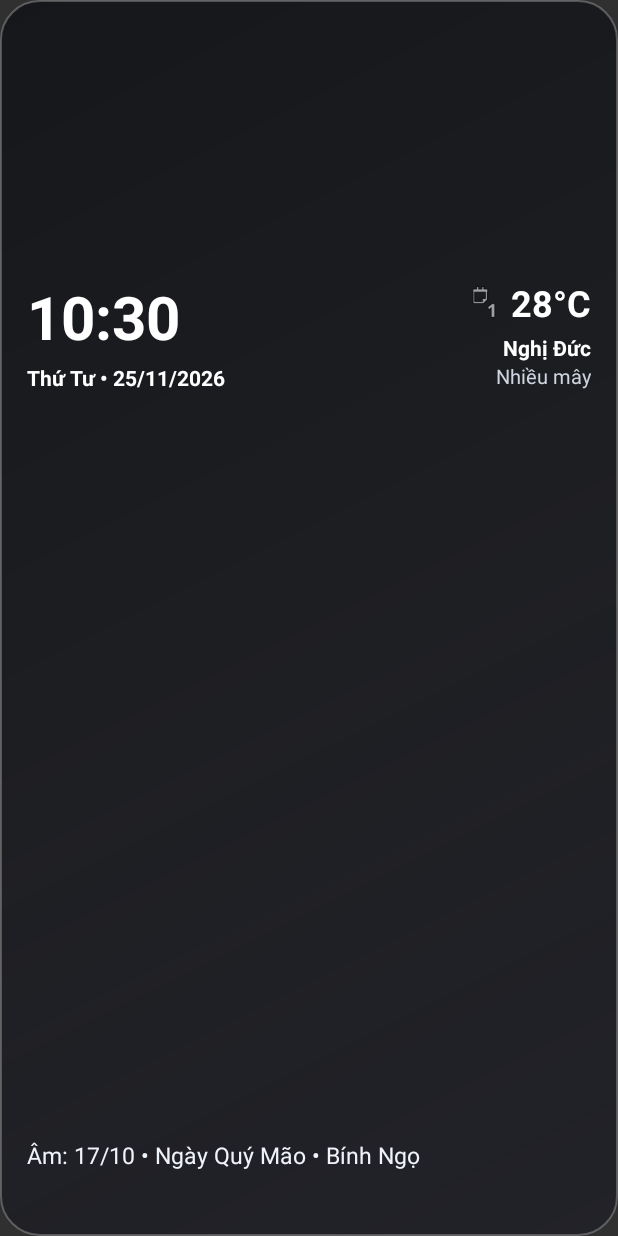
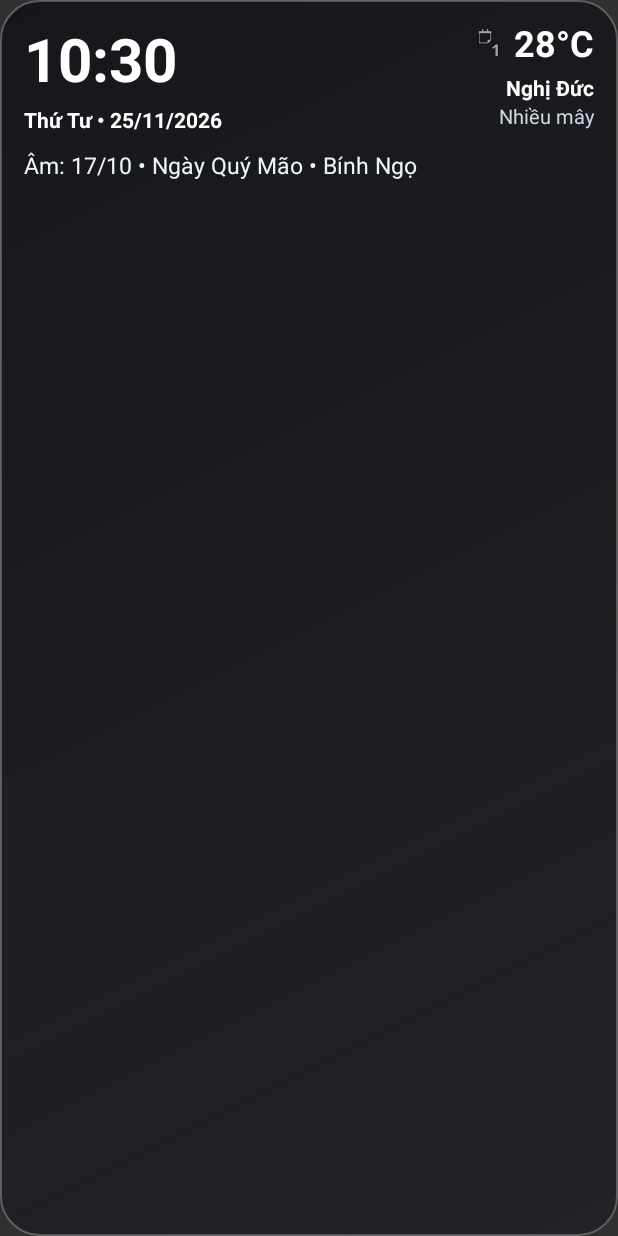
Before and after one commit to duynghiduc2000-vn/ThoiTietVaAmLich, an Android app built with Jetpack Compose: the layout widget_layout_4x4.xml on its own in the app's theme, with its tools: preview values and no code run, on a phone screen of 412 x 824 dp. Run offline under Robolectric (Android 15) with nearby library versions, the phone set to English and light mode, and no system bars.

Commit message:
Update widget_layout_4x4.xml

```diff
--- a/app/src/main/res/layout/widget_layout_4x4.xml
+++ b/app/src/main/res/layout/widget_layout_4x4.xml
@@ -4,21 +4,23 @@
     android:layout_width="match_parent"
     android:layout_height="match_parent"
     android:background="@drawable/bg_widget_liquid_dark"
-    android:padding="18dp">
+    android:paddingStart="16dp"
+    android:paddingEnd="16dp"
+    android:paddingTop="12dp"
+    android:paddingBottom="36dp">
 
     <LinearLayout
         android:layout_width="match_parent"
         android:layout_height="match_parent"
-        android:orientation="vertical"
-        android:weightSum="1">
+        android:gravity="top"
+        android:orientation="vertical">
 
         <!-- Phần trên: Đồng hồ + Thời tiết -->
         <LinearLayout
             android:layout_width="match_parent"
-            android:layout_height="0dp"
-            android:layout_weight="0.52"
+            android:layout_height="wrap_content"
             android:baselineAligned="false"
-            android:gravity="center_vertical"
+            android:gravity="top"
             android:orientation="horizontal">
 
             <LinearLayout
@@ -54,7 +56,7 @@
                 android:layout_width="0dp"
                 android:layout_height="wrap_content"
                 android:layout_weight="0.8"
-                android:gravity="end"
+                android:gravity="end|top"
                 android:orientation="vertical">
 
                 <LinearLayout
@@ -65,8 +67,8 @@
 
                     <ImageView
                         android:id="@+id/iv_weather_icon"
-                        android:layout_width="24dp"
-                        android:layout_height="24dp"
+                        android:layout_width="22dp"
+                        android:layout_height="22dp"
                         android:layout_marginEnd="6dp"
                         android:contentDescription="Thời tiết"
                         android:src="@android:drawable/ic_menu_day" />
@@ -104,9 +106,8 @@
         <!-- Phần dưới: Âm lịch / Việc cần làm + Chữ ký -->
         <LinearLayout
             android:layout_width="match_parent"
-            android:layout_height="0dp"
-            android:layout_weight="0.48"
-            android:gravity="bottom"
+            android:layout_height="wrap_content"
+            android:layout_marginTop="10dp"
             android:orientation="vertical">
 
             <TextView
@@ -123,7 +124,7 @@
                 android:id="@+id/tv_signature"
                 android:layout_width="match_parent"
                 android:layout_height="wrap_content"
-                android:layout_marginTop="8dp"
+                android:layout_marginTop="6dp"
                 android:ellipsize="end"
                 android:gravity="end"
                 android:maxLines="1"
```
